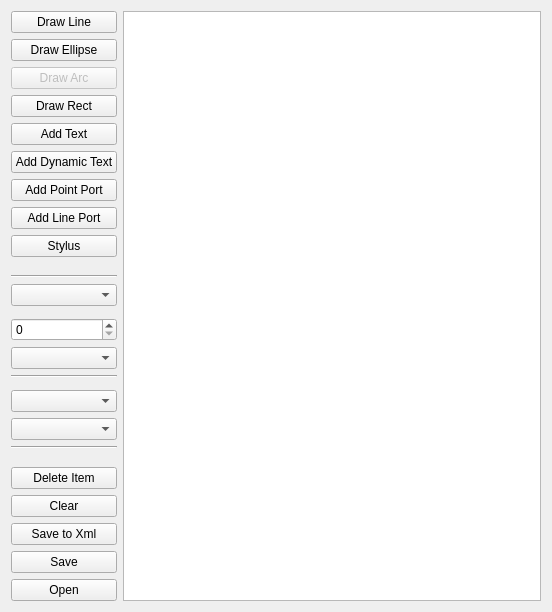
The window that unreal/trunk/qrgui/mainwindow/shapeEdit/shapeEdit.ui (qreal/qreal) describes before a commit, drawn with Qt 5.
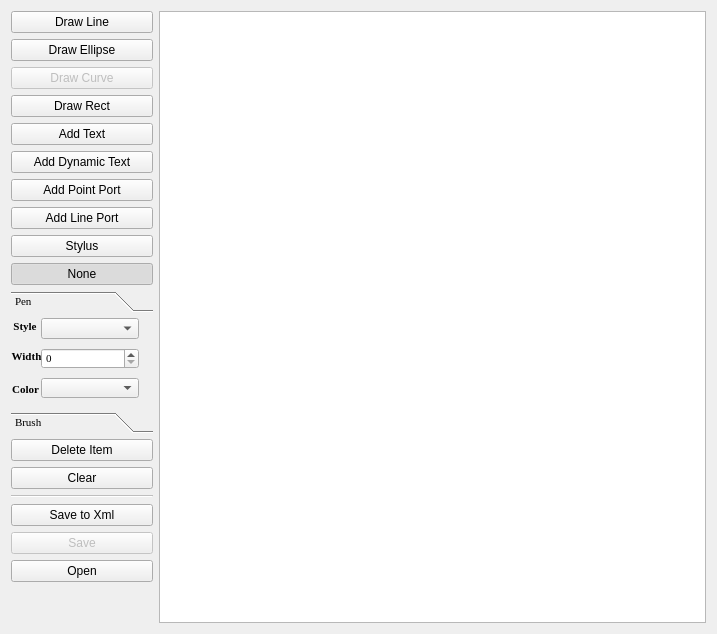
The same window after the commit. Custom widgets are drawn as their Qt base class.

```diff
--- a/unreal/trunk/qrgui/mainwindow/shapeEdit/shapeEdit.ui
+++ b/unreal/trunk/qrgui/mainwindow/shapeEdit/shapeEdit.ui
@@ -6,8 +6,8 @@
    <rect>
     <x>0</x>
     <y>0</y>
-    <width>552</width>
-    <height>599</height>
+    <width>717</width>
+    <height>634</height>
    </rect>
   </property>
   <property name="windowTitle">
@@ -19,9 +19,24 @@
      <property name="text">
       <string>Draw Line</string>
      </property>
+     <property name="checkable">
+      <bool>true</bool>
+     </property>
+     <property name="checked">
+      <bool>false</bool>
+     </property>
+     <property name="autoExclusive">
+      <bool>true</bool>
+     </property>
+     <property name="autoDefault">
+      <bool>false</bool>
+     </property>
+     <property name="default">
+      <bool>false</bool>
+     </property>
     </widget>
    </item>
-   <item row="0" column="1" rowspan="28">
+   <item row="0" column="1" rowspan="18">
     <widget class="QGraphicsView" name="graphicsView">
      <property name="minimumSize">
       <size>
@@ -36,6 +51,21 @@
      <property name="text">
       <string>Draw Ellipse</string>
      </property>
+     <property name="checkable">
+      <bool>true</bool>
+     </property>
+     <property name="checked">
+      <bool>false</bool>
+     </property>
+     <property name="autoExclusive">
+      <bool>true</bool>
+     </property>
+     <property name="autoDefault">
+      <bool>false</bool>
+     </property>
+     <property name="default">
+      <bool>false</bool>
+     </property>
     </widget>
    </item>
    <item row="2" column="0">
@@ -44,7 +74,22 @@
       <bool>false</bool>
      </property>
      <property name="text">
-      <string>Draw Arc</string>
+      <string>Draw Curve</string>
+     </property>
+     <property name="checkable">
+      <bool>true</bool>
+     </property>
+     <property name="checked">
+      <bool>false</bool>
+     </property>
+     <property name="autoExclusive">
+      <bool>true</bool>
+     </property>
+     <property name="autoDefault">
+      <bool>false</bool>
+     </property>
+     <property name="default">
+      <bool>false</bool>
      </property>
     </widget>
    </item>
@@ -53,6 +98,21 @@
      <property name="text">
       <string>Draw Rect</string>
      </property>
+     <property name="checkable">
+      <bool>true</bool>
+     </property>
+     <property name="checked">
+      <bool>false</bool>
+     </property>
+     <property name="autoExclusive">
+      <bool>true</bool>
+     </property>
+     <property name="autoDefault">
+      <bool>false</bool>
+     </property>
+     <property name="default">
+      <bool>false</bool>
+     </property>
     </widget>
    </item>
    <item row="4" column="0">
@@ -60,6 +120,21 @@
      <property name="text">
       <string>Add Text</string>
      </property>
+     <property name="checkable">
+      <bool>true</bool>
+     </property>
+     <property name="checked">
+      <bool>false</bool>
+     </property>
+     <property name="autoExclusive">
+      <bool>true</bool>
+     </property>
+     <property name="autoDefault">
+      <bool>false</bool>
+     </property>
+     <property name="default">
+      <bool>false</bool>
+     </property>
     </widget>
    </item>
    <item row="5" column="0">
@@ -67,6 +142,21 @@
      <property name="text">
       <string>Add Dynamic Text</string>
      </property>
+     <property name="checkable">
+      <bool>true</bool>
+     </property>
+     <property name="checked">
+      <bool>false</bool>
+     </property>
+     <property name="autoExclusive">
+      <bool>true</bool>
+     </property>
+     <property name="autoDefault">
+      <bool>false</bool>
+     </property>
+     <property name="default">
+      <bool>false</bool>
+     </property>
     </widget>
    </item>
    <item row="6" column="0">
@@ -74,6 +164,21 @@
      <property name="text">
       <string>Add Point Port</string>
      </property>
+     <property name="checkable">
+      <bool>true</bool>
+     </property>
+     <property name="checked">
+      <bool>false</bool>
+     </property>
+     <property name="autoExclusive">
+      <bool>true</bool>
+     </property>
+     <property name="autoDefault">
+      <bool>false</bool>
+     </property>
+     <property name="default">
+      <bool>false</bool>
+     </property>
     </widget>
    </item>
    <item row="7" column="0">
@@ -81,6 +186,21 @@
      <property name="text">
       <string>Add Line Port</string>
      </property>
+     <property name="checkable">
+      <bool>true</bool>
+     </property>
+     <property name="checked">
+      <bool>false</bool>
+     </property>
+     <property name="autoExclusive">
+      <bool>true</bool>
+     </property>
+     <property name="autoDefault">
+      <bool>false</bool>
+     </property>
+     <property name="default">
+      <bool>false</bool>
+     </property>
     </widget>
    </item>
    <item row="8" column="0">
@@ -88,97 +208,372 @@
      <property name="text">
       <string>Stylus</string>
      </property>
-    </widget>
-   </item>
-   <item row="27" column="0">
-    <widget class="QPushButton" name="openButton">
-     <property name="text">
-      <string>Open</string>
+     <property name="checkable">
+      <bool>true</bool>
      </property>
-    </widget>
-   </item>
-   <item row="26" column="0">
-    <widget class="QPushButton" name="saveButton">
-     <property name="text">
-      <string>Save</string>
+     <property name="checked">
+      <bool>false</bool>
      </property>
+     <property name="autoExclusive">
+      <bool>true</bool>
+     </property>
+     <property name="autoDefault">
+      <bool>false</bool>
+     </property>
+     <property name="default">
+      <bool>false</bool>
+     </property>
     </widget>
    </item>
-   <item row="25" column="0">
-    <widget class="QPushButton" name="saveToXmlButton">
+   <item row="9" column="0">
+    <widget class="QPushButton" name="noneButton">
      <property name="text">
-      <string>Save to Xml</string>
+      <string>None</string>
      </property>
+     <property name="checkable">
+      <bool>true</bool>
+     </property>
+     <property name="checked">
+      <bool>true</bool>
+     </property>
+     <property name="autoExclusive">
+      <bool>true</bool>
+     </property>
     </widget>
    </item>
-   <item row="24" column="0">
-    <widget class="QPushButton" name="clearButton">
-     <property name="text">
-      <string>Clear</string>
+   <item row="10" column="0">
+    <widget class="QToolBox" name="toolBox">
+     <property name="enabled">
+      <bool>true</bool>
      </property>
+     <property name="minimumSize">
+      <size>
+       <width>130</width>
+       <height>130</height>
+      </size>
+     </property>
+     <property name="maximumSize">
+      <size>
+       <width>142</width>
+       <height>142</height>
+      </size>
+     </property>
+     <property name="font">
+      <font>
+       <family>Times New Roman</family>
+       <pointsize>8</pointsize>
+       <weight>50</weight>
+       <bold>false</bold>
+       <kerning>true</kerning>
+      </font>
+     </property>
+     <property name="currentIndex">
+      <number>0</number>
+     </property>
+     <widget class="QWidget" name="widget">
+      <property name="geometry">
+       <rect>
+        <x>0</x>
+        <y>0</y>
+        <width>142</width>
+        <height>86</height>
+       </rect>
+      </property>
+      <attribute name="label">
+       <string>Pen</string>
+      </attribute>
+      <widget class="QWidget" name="widget_3" native="true">
+       <property name="geometry">
+        <rect>
+         <x>0</x>
+         <y>0</y>
+         <width>141</width>
+         <height>21</height>
+        </rect>
+       </property>
+       <widget class="QComboBox" name="penStyleComboBox">
+        <property name="geometry">
+         <rect>
+          <x>30</x>
+          <y>0</y>
+          <width>98</width>
+          <height>21</height>
+         </rect>
+        </property>
+       </widget>
+       <widget class="QLabel" name="label_3">
+        <property name="enabled">
+         <bool>true</bool>
+        </property>
+        <property name="geometry">
+         <rect>
+          <x>0</x>
+          <y>0</y>
+          <width>28</width>
+          <height>16</height>
+         </rect>
+        </property>
+        <property name="font">
+         <font>
+          <weight>75</weight>
+          <bold>true</bold>
+         </font>
+        </property>
+        <property name="text">
+         <string>Style</string>
+        </property>
+        <property name="alignment">
+         <set>Qt::AlignCenter</set>
+        </property>
+       </widget>
+      </widget>
+      <widget class="QWidget" name="widget_2" native="true">
+       <property name="geometry">
+        <rect>
+         <x>0</x>
+         <y>60</y>
+         <width>141</width>
+         <height>21</height>
+        </rect>
+       </property>
+       <widget class="ColorListEditor" name="penColorComboBox">
+        <property name="geometry">
+         <rect>
+          <x>30</x>
+          <y>0</y>
+          <width>98</width>
+          <height>20</height>
+         </rect>
+        </property>
+       </widget>
+       <widget class="QLabel" name="label_2">
+        <property name="geometry">
+         <rect>
+          <x>0</x>
+          <y>-60</y>
+          <width>29</width>
+          <height>142</height>
+         </rect>
+        </property>
+        <property name="font">
+         <font>
+          <weight>75</weight>
+          <bold>true</bold>
+         </font>
+        </property>
+        <property name="text">
+         <string>Color</string>
+        </property>
+        <property name="alignment">
+         <set>Qt::AlignCenter</set>
+        </property>
+       </widget>
+      </widget>
+      <widget class="QWidget" name="widget" native="true">
+       <property name="geometry">
+        <rect>
+         <x>0</x>
+         <y>30</y>
+         <width>141</width>
+         <height>21</height>
+        </rect>
+       </property>
+       <widget class="QSpinBox" name="penWidthSpinBox">
+        <property name="geometry">
+         <rect>
+          <x>30</x>
+          <y>0</y>
+          <width>98</width>
+          <height>21</height>
+         </rect>
+        </property>
+       </widget>
+       <widget class="QLabel" name="label">
+        <property name="geometry">
+         <rect>
+          <x>0</x>
+          <y>0</y>
+          <width>31</width>
+          <height>16</height>
+         </rect>
+        </property>
+        <property name="font">
+         <font>
+          <weight>75</weight>
+          <bold>true</bold>
+         </font>
+        </property>
+        <property name="text">
+         <string>Width</string>
+        </property>
+        <property name="alignment">
+         <set>Qt::AlignCenter</set>
+        </property>
+       </widget>
+      </widget>
+     </widget>
+     <widget class="QWidget" name="page_2">
+      <property name="geometry">
+       <rect>
+        <x>0</x>
+        <y>0</y>
+        <width>142</width>
+        <height>86</height>
+       </rect>
+      </property>
+      <attribute name="label">
+       <string>Brush</string>
+      </attribute>
+      <widget class="QWidget" name="widget_4" native="true">
+       <property name="geometry">
+        <rect>
+         <x>0</x>
+         <y>0</y>
+         <width>141</width>
+         <height>21</height>
+        </rect>
+       </property>
+       <widget class="QComboBox" name="brushStyleComboBox">
+        <property name="geometry">
+         <rect>
+          <x>30</x>
+          <y>0</y>
+          <width>101</width>
+          <height>20</height>
+         </rect>
+        </property>
+       </widget>
+       <widget class="QLabel" name="label_4">
+        <property name="geometry">
+         <rect>
+          <x>0</x>
+          <y>0</y>
+          <width>31</width>
+          <height>16</height>
+         </rect>
+        </property>
+        <property name="font">
+         <font>
+          <weight>75</weight>
+          <bold>true</bold>
+         </font>
+        </property>
+        <property name="text">
+         <string>Style</string>
+        </property>
+        <property name="alignment">
+         <set>Qt::AlignCenter</set>
+        </property>
+       </widget>
+      </widget>
+      <widget class="QWidget" name="widget_5" native="true">
+       <property name="geometry">
+        <rect>
+         <x>0</x>
+         <y>30</y>
+         <width>141</width>
+         <height>21</height>
+        </rect>
+       </property>
+       <widget class="ColorListEditor" name="brushColorComboBox">
+        <property name="geometry">
+         <rect>
+          <x>30</x>
+          <y>0</y>
+          <width>98</width>
+          <height>20</height>
+         </rect>
+        </property>
+       </widget>
+       <widget class="QLabel" name="label_5">
+        <property name="geometry">
+         <rect>
+          <x>0</x>
+          <y>0</y>
+          <width>31</width>
+          <height>16</height>
+         </rect>
+        </property>
+        <property name="font">
+         <font>
+          <weight>75</weight>
+          <bold>true</bold>
+         </font>
+        </property>
+        <property name="text">
+         <string>Color</string>
+        </property>
+        <property name="scaledContents">
+         <bool>false</bool>
+        </property>
+        <property name="alignment">
+         <set>Qt::AlignCenter</set>
+        </property>
+       </widget>
+      </widget>
+     </widget>
     </widget>
    </item>
-   <item row="23" column="0">
+   <item row="11" column="0">
     <widget class="QPushButton" name="deleteItemButton">
      <property name="text">
       <string>Delete Item</string>
      </property>
     </widget>
    </item>
-   <item row="20" column="0">
-    <widget class="Line" name="line_3">
-     <property name="minimumSize">
-      <size>
-       <width>0</width>
-       <height>0</height>
-      </size>
-     </property>
-     <property name="orientation">
-      <enum>Qt::Horizontal</enum>
-     </property>
-    </widget>
-   </item>
-   <item row="19" column="0">
-    <widget class="ColorListEditor" name="brushColorComboBox"/>
-   </item>
-   <item row="18" column="0">
-    <widget class="QComboBox" name="brushStyleComboBox"/>
-   </item>
-   <item row="16" column="0">
-    <widget class="Line" name="line_2">
-     <property name="minimumSize">
-      <size>
-       <width>0</width>
-       <height>0</height>
-      </size>
-     </property>
-     <property name="orientation">
-      <enum>Qt::Horizontal</enum>
-     </property>
-    </widget>
-   </item>
-   <item row="15" column="0">
-    <widget class="ColorListEditor" name="penColorComboBox"/>
-   </item>
-   <item row="14" column="0">
-    <widget class="QSpinBox" name="penWidthSpinBox"/>
-   </item>
    <item row="12" column="0">
-    <widget class="QComboBox" name="penStyleComboBox"/>
+    <widget class="QPushButton" name="clearButton">
+     <property name="text">
+      <string>Clear</string>
+     </property>
+    </widget>
    </item>
-   <item row="11" column="0">
+   <item row="13" column="0">
     <widget class="Line" name="line">
+     <property name="enabled">
+      <bool>false</bool>
+     </property>
      <property name="minimumSize">
       <size>
        <width>0</width>
        <height>0</height>
       </size>
      </property>
+     <property name="font">
+      <font>
+       <weight>50</weight>
+       <bold>false</bold>
+      </font>
+     </property>
      <property name="orientation">
       <enum>Qt::Horizontal</enum>
      </property>
     </widget>
    </item>
+   <item row="14" column="0">
+    <widget class="QPushButton" name="saveToXmlButton">
+     <property name="text">
+      <string>Save to Xml</string>
+     </property>
+    </widget>
+   </item>
+   <item row="15" column="0">
+    <widget class="QPushButton" name="saveButton">
+     <property name="enabled">
+      <bool>false</bool>
+     </property>
+     <property name="text">
+      <string>Save</string>
+     </property>
+    </widget>
+   </item>
+   <item row="16" column="0">
+    <widget class="QPushButton" name="openButton">
+     <property name="text">
+      <string>Open</string>
+     </property>
+    </widget>
+   </item>
   </layout>
  </widget>
  <customwidgets>
```
Left out of the diff: 2 changed lines with no effect on the pictures.
